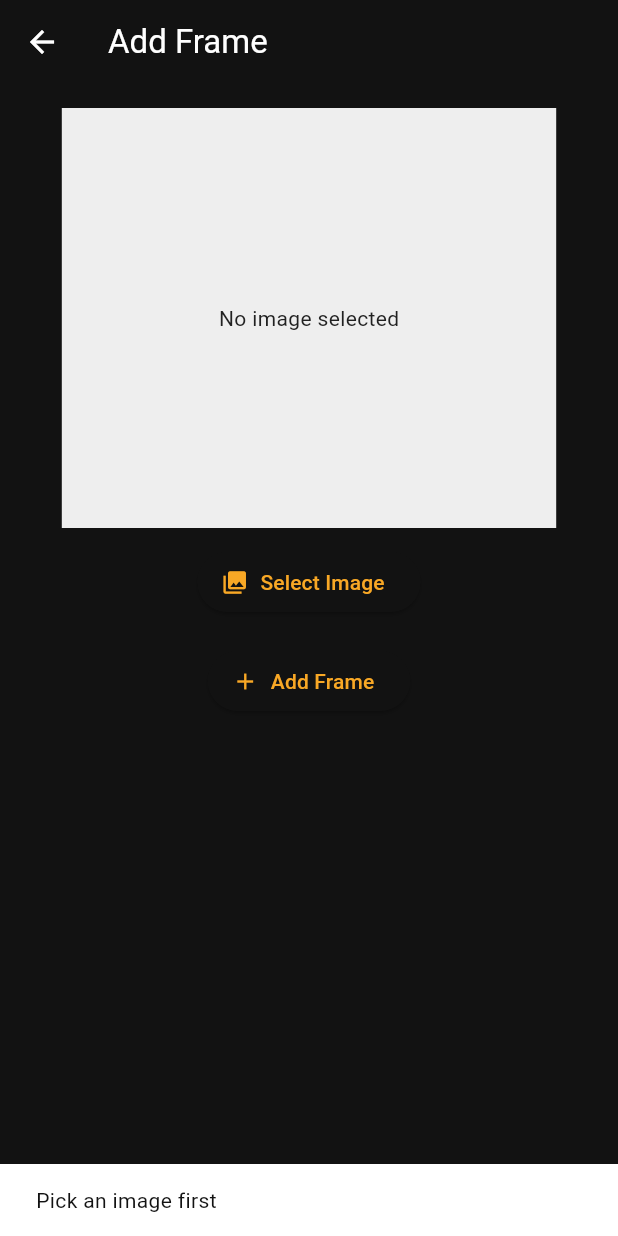
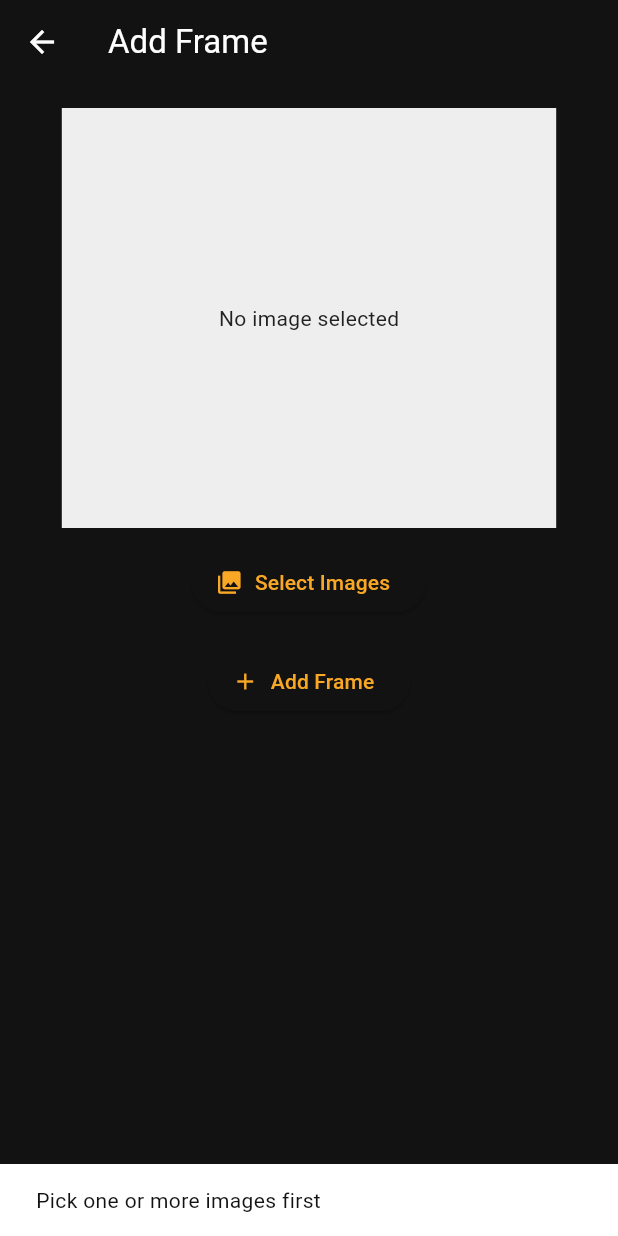
Before and after one commit to acmnuceskhi/acm_activity_comic_game_admin, a Flutter app: the AddFramePage screen opened directly, after a tap on "Add Frame", on a phone screen of 412 x 824 dp. Run offline on Flutter 3.47's test engine with Material 3 defaults, Android fonts, the phone set to English and light mode, and no system bars; our stand-ins replace audioplayers, cloud_firestore, file_picker, firebase_auth, firebase_core, firebase_storage and 1 more; accounts and stored records are empty.

Commit message:
Enhance AddFramePage to support multiple file selection and upload

```diff
--- a/lib/screens/add_frame_page.dart
+++ b/lib/screens/add_frame_page.dart
@@ -13,8 +13,9 @@ class AddFramePage extends StatefulWidget {
 }
 
 class _AddFramePageState extends State<AddFramePage> {
-  Uint8List? _bytes;
-  String? _filename;
+  // Support multiple selected files
+  List<Uint8List> _bytesList = [];
+  List<String> _filenames = [];
   // preview url not required for now
   bool _busy = false;
 
@@ -23,61 +24,62 @@ class _AddFramePageState extends State<AddFramePage> {
   Future<void> _pickFile() async {
     final res = await FilePicker.platform.pickFiles(
       withData: true,
-      allowMultiple: false,
+      allowMultiple: true,
       type: FileType.any,
     );
     if (res == null || res.files.isEmpty) return;
-    final f = res.files.first;
-    if (f.bytes == null) {
+
+    final files = res.files.where((f) => f.bytes != null).toList();
+    if (files.isEmpty) {
       ScaffoldMessenger.of(context).showSnackBar(
-        const SnackBar(content: Text('Selected file has no bytes')),
+        const SnackBar(content: Text('Selected files have no bytes')),
       );
       return;
     }
+
     setState(() {
-      _bytes = f.bytes;
-      _filename = f.name;
+      _bytesList = files.map((f) => f.bytes!).toList();
+      _filenames = files.map((f) => f.name).toList();
     });
+
     debugPrint(
-      'AddFramePage._pickFile: selected file name=${_filename} bytes=${_bytes?.length}',
+      'AddFramePage._pickFile: selected ${_filenames.length} files, first=${_filenames.first} bytes=${_bytesList.first.length}',
     );
   }
 
   Future<void> _addFrame() async {
-    if (_bytes == null || _filename == null) {
+    if (_bytesList.isEmpty || _filenames.isEmpty) {
       ScaffoldMessenger.of(
         context,
-      ).showSnackBar(const SnackBar(content: Text('Pick an image first')));
+      ).showSnackBar(const SnackBar(content: Text('Pick one or more images first')));
       return;
     }
 
     setState(() => _busy = true);
     try {
-      debugPrint(
-        'AddFramePage._addFrame: starting upload filename=$_filename bytes=${_bytes?.length}',
-      );
-      // upload image with random uid in storage
-      final res = await _storage.uploadTempImage(
-        bytes: _bytes!,
-        filename: _filename!,
-      );
-      debugPrint('AddFramePage._addFrame: uploadTempImage returned $res');
-      final downloadUrl = res['downloadUrl'];
-      // create the frame doc
-      await _storage.createFrameDoc(imageUrl: downloadUrl!);
-      debugPrint(
-        'AddFramePage._addFrame: createFrameDoc succeeded for url=$downloadUrl',
-      );
+      debugPrint('AddFramePage._addFrame: starting batch upload of ${_filenames.length} files');
 
-      ScaffoldMessenger.of(
-        context,
-      ).showSnackBar(const SnackBar(content: Text('Frame added')));
+      for (var i = 0; i < _bytesList.length; i++) {
+        final bytes = _bytesList[i];
+        final filename = _filenames[i];
+        debugPrint('Uploading file ${i + 1}/${_filenames.length}: $filename bytes=${bytes.length}');
+
+        final res = await _storage.uploadTempImage(bytes: bytes, filename: filename);
+        debugPrint('uploadTempImage returned $res for $filename');
+        final downloadUrl = res['downloadUrl'];
+        if (downloadUrl == null) {
+          throw Exception('upload did not return downloadUrl for $filename');
+        }
+
+        await _storage.createFrameDoc(imageUrl: downloadUrl);
+        debugPrint('createFrameDoc succeeded for url=$downloadUrl');
+      }
+
+      ScaffoldMessenger.of(context).showSnackBar(const SnackBar(content: Text('Frames added')));
       Navigator.of(context).pop();
     } catch (e) {
       debugPrint('AddFramePage._addFrame: ERROR -> $e');
-      ScaffoldMessenger.of(
-        context,
-      ).showSnackBar(SnackBar(content: Text('Failed to add frame: $e')));
+      ScaffoldMessenger.of(context).showSnackBar(SnackBar(content: Text('Failed to add frames: $e')));
     } finally {
       setState(() => _busy = false);
     }
@@ -97,12 +99,25 @@ class _AddFramePageState extends State<AddFramePage> {
         child: Column(
           crossAxisAlignment: CrossAxisAlignment.center,
           children: [
-            if (_bytes != null) ...[
-              Center(
-                child: Image.memory(_bytes!, height: 280, fit: BoxFit.contain),
+            if (_bytesList.isNotEmpty) ...[
+              SizedBox(
+                height: 280,
+                child: GridView.builder(
+                  physics: const NeverScrollableScrollPhysics(),
+                  gridDelegate: const SliverGridDelegateWithFixedCrossAxisCount(
+                    crossAxisCount: 3,
+                    mainAxisSpacing: 6,
+                    crossAxisSpacing: 6,
+                    childAspectRatio: 1,
+                  ),
+                  itemCount: _bytesList.length,
+                  itemBuilder: (context, idx) {
+                    return Image.memory(_bytesList[idx], fit: BoxFit.cover);
+                  },
+                ),
               ),
               const SizedBox(height: 12),
-              Text('File: ${_filename ?? ''}'),
+              Text('Files: ${_filenames.join(', ')}'),
             ] else
               Container(
                 height: 280,
@@ -118,13 +133,15 @@ class _AddFramePageState extends State<AddFramePage> {
             ElevatedButton.icon(
               onPressed: _busy ? null : _pickFile,
               icon: const Icon(Icons.photo_library),
-              label: const Text('Select Image'),
+              label: const Text('Select Images'),
             ),
             const SizedBox(height: 18),
             ElevatedButton.icon(
               onPressed: _busy ? null : _addFrame,
               icon: const Icon(Icons.add),
-              label: _busy ? const Text('Adding...') : const Text('Add Frame'),
+              label: _busy
+                  ? const Text('Adding...')
+                  : Text(_filenames.length > 1 ? 'Add Frames' : 'Add Frame'),
             ),
           ],
         ),
```
Also changed, not shown: pubspec.lock.
